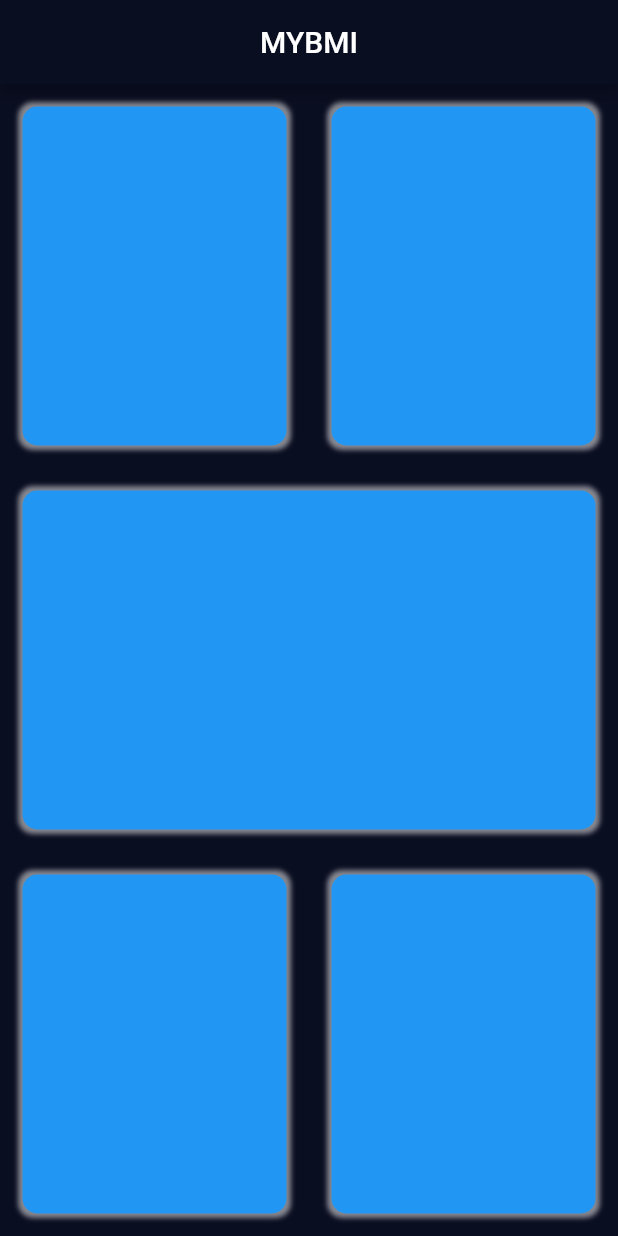
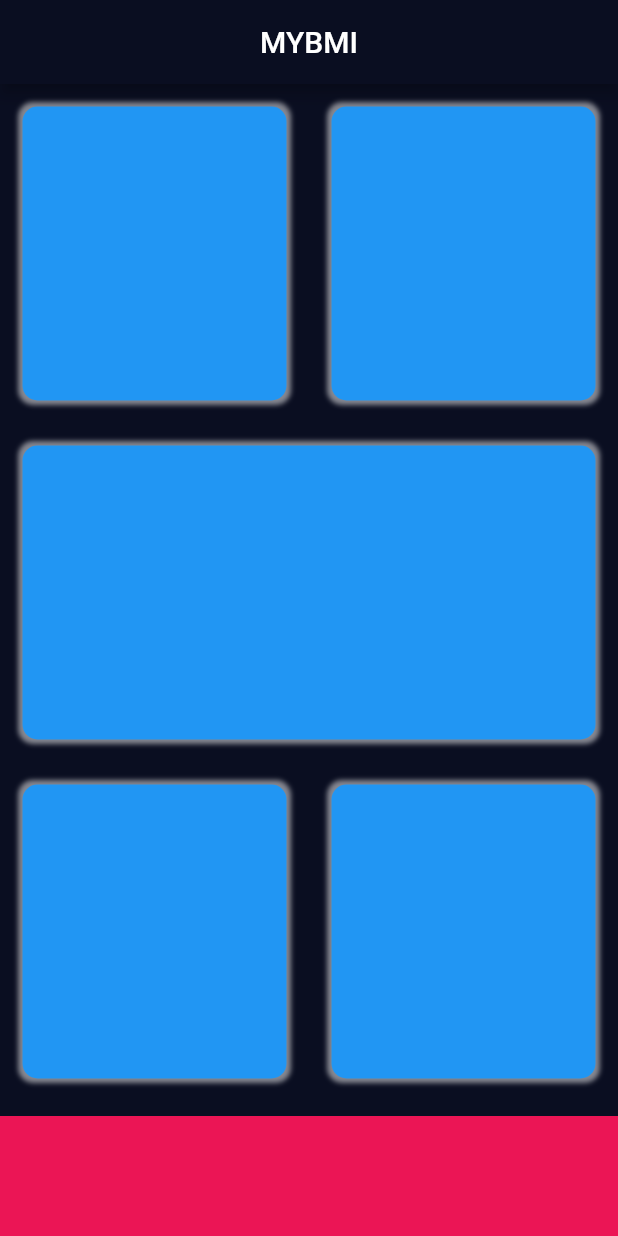
Before and after one commit to RedeemerNtumy/bmiCalculatorApp, a Flutter app: the screen it shows after launch, on a phone screen of 412 x 824 dp. Run offline on Flutter 3.47's test engine with Material 2 defaults, Android fonts, the phone set to English and light mode, and no system bars.

```diff
--- a/lib/input_page.dart
+++ b/lib/input_page.dart
@@ -1,4 +1,8 @@
 import 'package:flutter/material.dart';
+
+const bottomContainerHeight = 80.0;
+const reusableCardNativeColor = Colors.blue;
+const bottomContainerColor = Color(0xffEB1555);
 
 class InputPage extends StatefulWidget {
   @override
@@ -21,12 +25,12 @@ class _InputPageState extends State<InputPage> {
               children: [
                 Expanded(
                   child: BmiCard(
-                    nativeColor: Colors.blue,
+                    nativeColor: reusableCardNativeColor,
                   ),
                 ),
                 Expanded(
                   child: BmiCard(
-                    nativeColor: Colors.blue,
+                    nativeColor: reusableCardNativeColor,
                   ),
                 ),
               ],
@@ -34,7 +38,7 @@ class _InputPageState extends State<InputPage> {
           ),
           Expanded(
             child: BmiCard(
-              nativeColor: Colors.blue,
+              nativeColor: reusableCardNativeColor,
             ),
           ),
           Expanded(
@@ -42,22 +46,28 @@ class _InputPageState extends State<InputPage> {
               children: [
                 Expanded(
                   child: BmiCard(
-                  nativeColor: Colors.blue,
+                    nativeColor: reusableCardNativeColor,
                   ),
                 ),
                 Expanded(
                   child: BmiCard(
-                  nativeColor: Colors.blue,
+                    nativeColor: reusableCardNativeColor,
                   ),
                 ),
               ],
-          ))
+            ),
+          ),
+          Container(
+            color: bottomContainerColor,
+            margin: EdgeInsets.only(top: 10),
+            width: double.infinity,
+            height: bottomContainerHeight,
+          )
         ],
       ),
     );
   }
 }
-
 
 class BmiCard extends StatelessWidget {
   BmiCard({required this.nativeColor});
```
Lines whose indentation alone changed are shown as unchanged.
